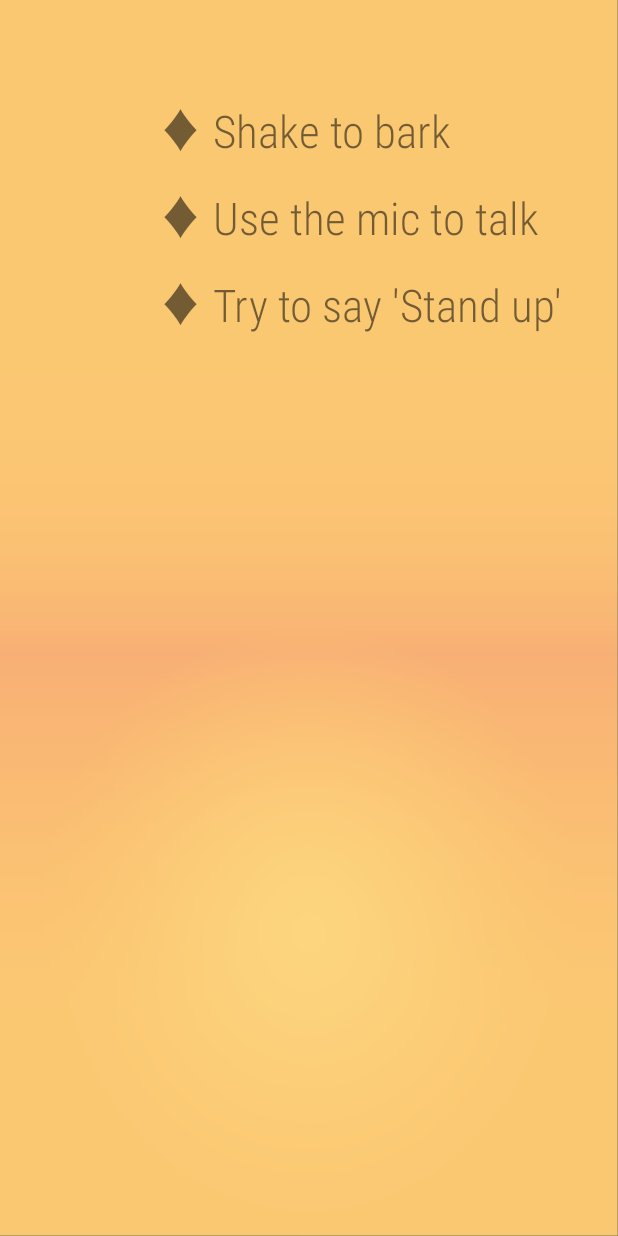
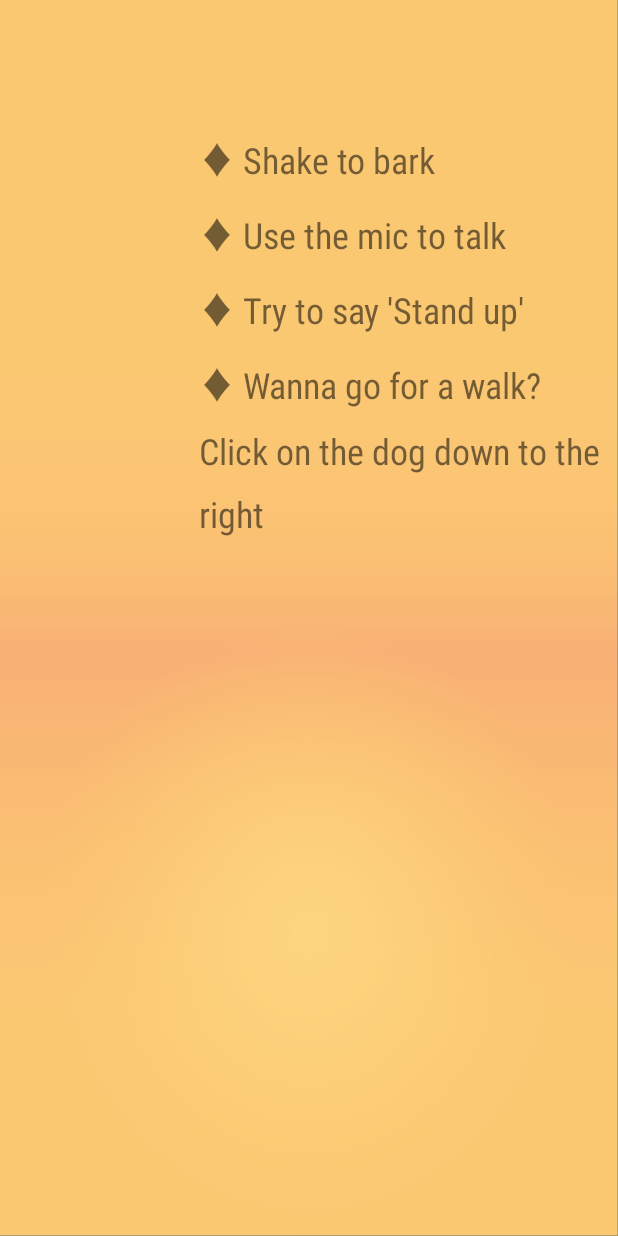
Before and after one commit to axeldomell/DogSimulator, an Android app: the layout activity_pop.xml on its own in the app's theme, with its tools: preview values and no code run, on a phone screen of 412 x 824 dp. Run offline under Robolectric (Android 15) with nearby library versions, the phone set to English and light mode, and no system bars.

Commit message:
Design changes

```diff
--- a/app/src/main/res/layout/activity_pop.xml
+++ b/app/src/main/res/layout/activity_pop.xml
@@ -11,16 +11,16 @@
 
   <TextView
     android:id="@+id/textView4"
-    android:layout_width="297dp"
-    android:layout_height="328dp"
-    android:fontFamily="sans-serif-condensed-light"
+    android:layout_width="279dp"
+    android:layout_height="314dp"
+    android:fontFamily="sans-serif-condensed"
     android:lineSpacingExtra="14sp"
-    android:text="♦ Shake to bark\n♦ Use the mic to talk\n♦ Try to say 'Stand up'"
-    android:textSize="30sp"
+    android:text="♦ Shake to bark\n♦ Use the mic to talk\n♦ Try to say 'Stand up'\n♦ Wanna go for a walk? Click on the dog down to the right"
+    android:textSize="24sp"
     app:layout_constraintBottom_toBottomOf="parent"
     app:layout_constraintEnd_toEndOf="parent"
-    app:layout_constraintHorizontal_bias="0.92"
+    app:layout_constraintHorizontal_bias="1.0"
     app:layout_constraintStart_toStartOf="parent"
     app:layout_constraintTop_toTopOf="parent"
-    app:layout_constraintVertical_bias="0.129" />
+    app:layout_constraintVertical_bias="0.172" />
 </androidx.constraintlayout.widget.ConstraintLayout>
```
Also changed, not shown: app/src/main/res/drawable/button_background.xml (added, +7 -0 lines), app/src/main/res/layout/activity_step_counter.xml (+6 -2 lines).
